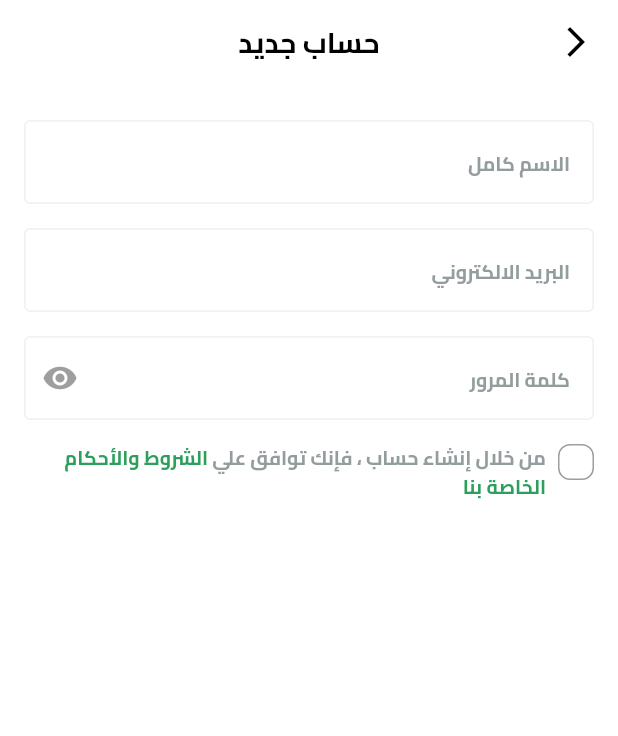
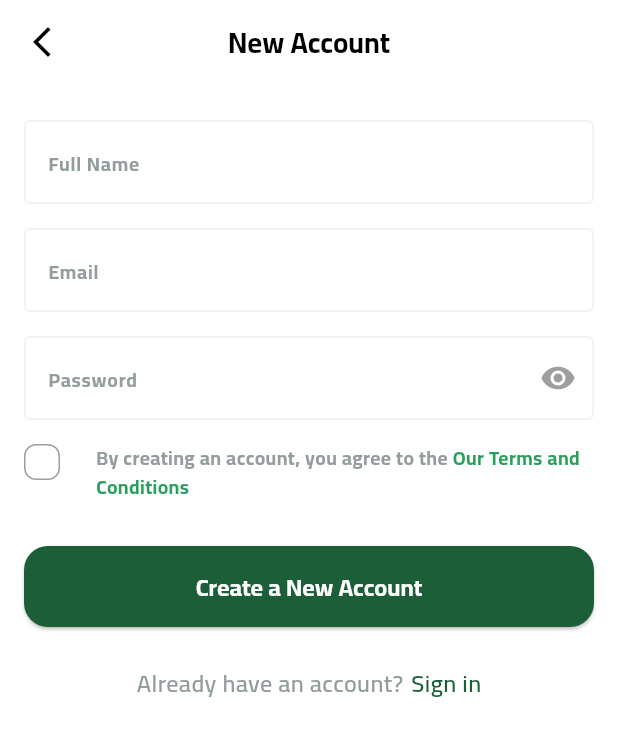
Before and after one commit to KemoEmam/Fruity, a Flutter app: the SignupView screen opened by its route, on a phone screen of 412 x 824 dp. Shown: the top 736 px of the screen. Run offline on Flutter 3.47's test engine with Material 3 defaults, Android fonts, the phone set to English and light mode, and no system bars; our stand-ins replace auto_size_text, dots_indicator, flutter_svg, shared_preferences; accounts and stored records are empty.

Commit message:
refactor: Update auth views widgets and localization and finish signup ui

```diff
--- a/lib/features/auth/presentation/views/widgets/dont_have_account_widget.dart
+++ b/lib/features/auth/presentation/views/widgets/account_action_text.dart
@@ -2,12 +2,17 @@ import 'package:flutter/gestures.dart';
 import 'package:flutter/material.dart';
 import 'package:fruity/core/utils/app_styles/app_colors.dart';
 import 'package:fruity/core/utils/app_styles/app_text_styles.dart';
-import 'package:fruity/features/auth/presentation/views/signup_view.dart';
-import 'package:fruity/generated/l10n.dart';
 
-class DontHaveAccountWidget extends StatelessWidget {
-  const DontHaveAccountWidget({
+class AccountActionText extends StatelessWidget {
+  final String textBeforeAction;
+  final String actionText;
+  final VoidCallback onTap;
+
+  const AccountActionText({
     super.key,
+    required this.textBeforeAction,
+    required this.actionText,
+    required this.onTap,
   });
 
   @override
@@ -16,22 +21,17 @@ class DontHaveAccountWidget extends StatelessWidget {
       TextSpan(
         children: [
           TextSpan(
-            text: S.of(context).loginCreateAccount1,
+            text: textBeforeAction,
             style: AppTextStyles.cairoSemiBold16.copyWith(
               color: const Color(0xff949D9E),
             ),
           ),
           const WidgetSpan(
-            child: SizedBox(
-              width: 5,
-            ),
+            child: SizedBox(width: 5),
           ),
           TextSpan(
-            recognizer: TapGestureRecognizer()
-              ..onTap = () {
-                Navigator.of(context).pushNamed(SignupView.routeName);
-              },
-            text: S.of(context).loginCreateAccount2,
+            recognizer: TapGestureRecognizer()..onTap = onTap,
+            text: actionText,
             style: AppTextStyles.cairoSemiBold16.copyWith(
               color: AppColors.primaryColor,
             ),
--- a/lib/features/auth/presentation/views/widgets/signup_view_body.dart
+++ b/lib/features/auth/presentation/views/widgets/signup_view_body.dart
@@ -1,7 +1,9 @@
 import 'package:flutter/material.dart';
 import 'package:fruity/constants.dart';
+import 'package:fruity/core/components/custom_button.dart';
 import 'package:fruity/core/components/custom_text_form_field.dart';
-import 'package:fruity/features/auth/presentation/views/widgets/custom_check_box.dart';
+import 'package:fruity/core/utils/app_styles/app_text_styles.dart';
+import 'package:fruity/features/auth/presentation/views/widgets/account_action_text.dart';
 import 'package:fruity/features/auth/presentation/views/widgets/terms_and_conditions_widget.dart';
 import 'package:fruity/generated/l10n.dart';
 
@@ -32,12 +34,21 @@ class SignupViewBody extends StatelessWidget {
             ),
             const SizedBox(height: 16),
             TermsAndConditions(onChanged: (value) {}),
-            const SizedBox(height: 16),
-            //adjust this to work sepearately and update forbidden pack
-            // CustomCheckbox(
-            //   onChanged: (value) {},
-            //   value: false,
-            // )
+            const SizedBox(height: 30),
+            CustomButton(
+              textStyle:
+                  AppTextStyles.cairoBold16.copyWith(color: Colors.white),
+              text: S.of(context).signupButton,
+              onPressed: () {},
+            ),
+            const SizedBox(height: 26),
+            AccountActionText(
+              actionText: S.of(context).signupHaveAccount2,
+              textBeforeAction: S.of(context).signupHaveAccount1,
+              onTap: () {
+                Navigator.pop(context);
+              },
+            ),
           ],
         ),
       ),
--- a/lib/features/auth/presentation/views/widgets/terms_and_conditions_widget.dart
+++ b/lib/features/auth/presentation/views/widgets/terms_and_conditions_widget.dart
@@ -2,10 +2,12 @@ import 'package:flutter/material.dart';
 import 'package:fruity/core/components/directional_widget.dart';
 import 'package:fruity/core/utils/app_styles/app_colors.dart';
 import 'package:fruity/core/utils/app_styles/app_text_styles.dart';
+// Assuming you have localization in your app
+import 'package:fruity/generated/l10n.dart';
 
 class TermsAndConditions extends StatefulWidget {
-  final String labelFirstPart;
-  final String labelSecondPart;
+  final String? labelFirstPart;
+  final String? labelSecondPart;
   final TextStyle? firstPartStyle;
   final TextStyle? secondPartStyle;
   final bool initialValue;
@@ -18,8 +20,8 @@ class TermsAndConditions extends StatefulWidget {
   const TermsAndConditions({
     super.key,
     required this.onChanged,
-    this.labelFirstPart = 'من خلال إنشاء حساب ، فإنك توافق علي ',
-    this.labelSecondPart = 'الشروط والأحكام الخاصة بنا',
+    this.labelFirstPart, // Allow nullable, since default will come from S.of(context)
+    this.labelSecondPart, // Allow nullable
     this.firstPartStyle,
     this.secondPartStyle,
     this.initialValue = false,
@@ -52,6 +54,11 @@ class _TermsAndConditionsState extends State<TermsAndConditions> {
   @override
   Widget build(BuildContext context) {
     bool isRTL = Directionality.of(context) == TextDirection.rtl;
+
+    // Use provided values or default to localized values
+    String labelFirstPart = widget.labelFirstPart ?? S.of(context).signupTerms1;
+    String labelSecondPart =
+        widget.labelSecondPart ?? S.of(context).signupTerms2;
 
     return Row(
       crossAxisAlignment: CrossAxisAlignment.start,
@@ -93,14 +100,16 @@ class _TermsAndConditionsState extends State<TermsAndConditions> {
                 TextSpan(
                   children: [
                     TextSpan(
-                      text: widget.labelFirstPart,
+                      text:
+                          labelFirstPart, // Dynamically use passed or default value
                       style: widget.firstPartStyle ??
                           AppTextStyles.cairoBold13.copyWith(
                             color: const Color(0xff949D9E),
                           ),
                     ),
                     TextSpan(
-                      text: widget.labelSecondPart,
+                      text:
+                          labelSecondPart, // Dynamically use passed or default value
                       style: widget.secondPartStyle ??
                           AppTextStyles.cairoBold13.copyWith(
                             color: AppColors.primaryLightColor,
--- a/lib/l10n/intl_en.arb
+++ b/lib/l10n/intl_en.arb
@@ -22,7 +22,7 @@
 "signupEmail": "Email",
 "signupPassword": "Password",
 "signupError": "There was an error creating the account. Please try again.",
-"signupTerms1": "By creating an account, you agree to the",
+"signupTerms1": "By creating an account, you agree to the ",
 "signupTerms2": "Our Terms and Conditions",
 "signupButton": "Create a New Account",
 "signupHaveAccount1": "Already have an account?",
--- a/lib/main.dart
+++ b/lib/main.dart
@@ -30,7 +30,7 @@ class Fruity extends StatelessWidget {
         GlobalWidgetsLocalizations.delegate,
         GlobalCupertinoLocalizations.delegate,
       ],
-      locale: const Locale('ar'),
+      locale: const Locale('en'),
       supportedLocales: S.delegate.supportedLocales,
       debugShowCheckedModeBanner: false,
       onGenerateRoute: onGenerateRoute,
```
Also changed, not shown: lib/features/auth/presentation/views/widgets/custom_check_box.dart (deleted, +0 -46 lines), lib/features/auth/presentation/views/widgets/login_view_body.dart (+9 -2 lines), lib/generated/intl/messages_en.dart, lib/generated/l10n.dart.
